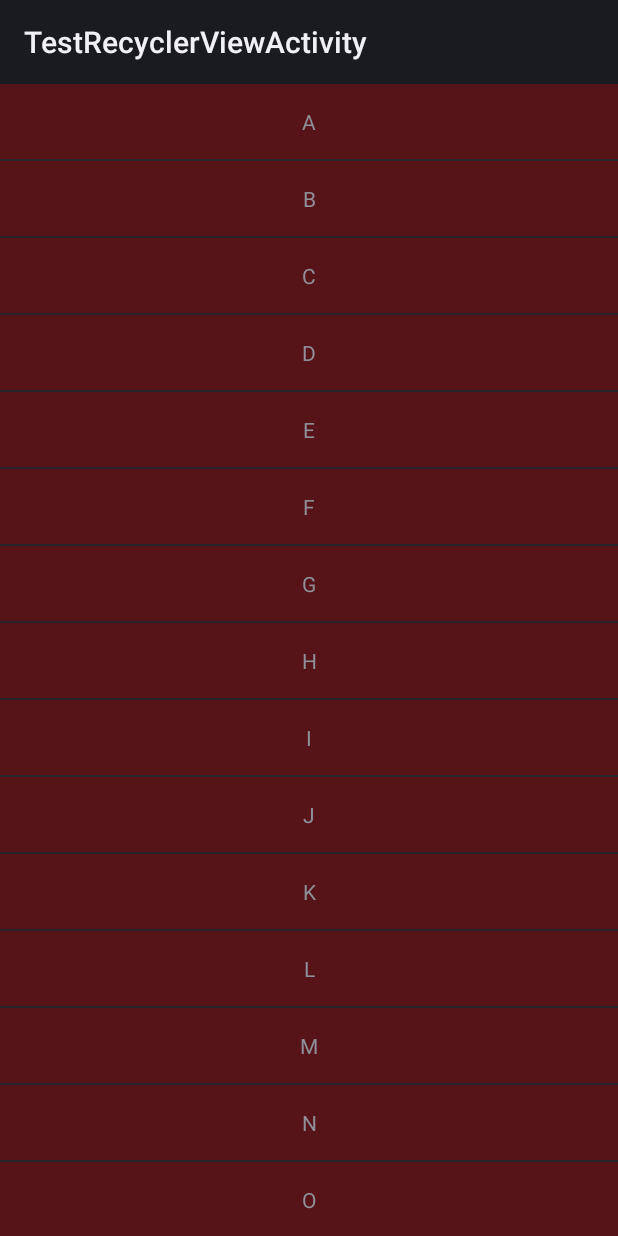
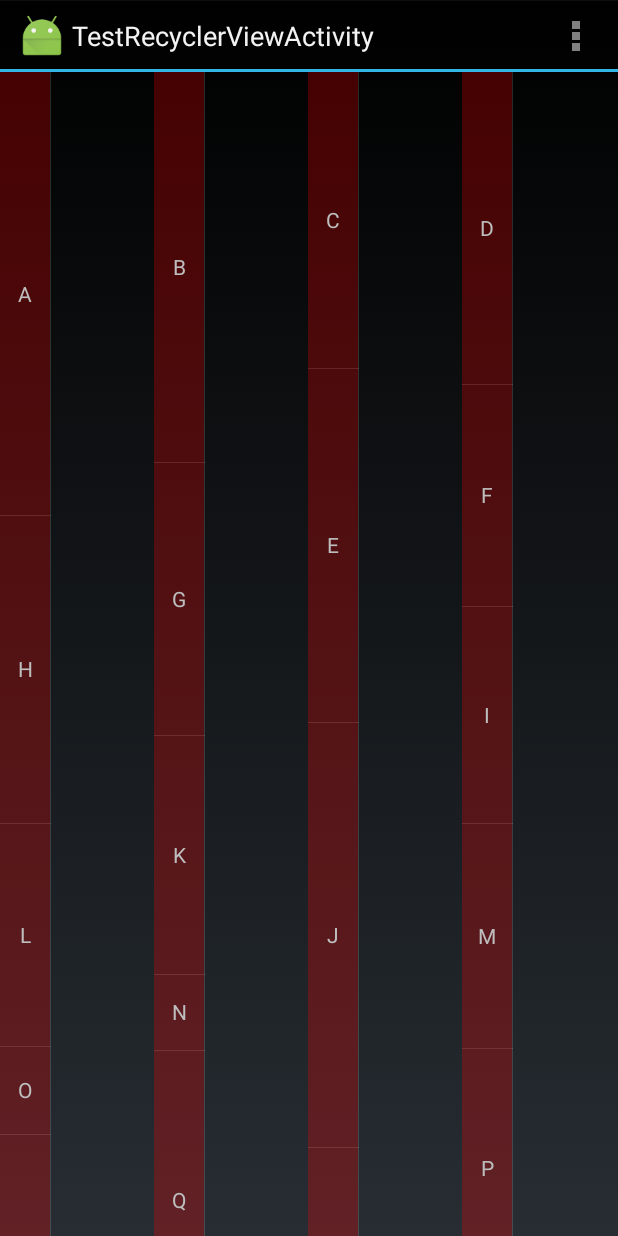
Before and after one commit to java007hf/TestList, an Android app: the screen it shows after launch (TestRecyclerViewActivity), after a tap on "TestRecyclerViewActivity", on a phone screen of 412 x 824 dp. Run offline under Robolectric (Android 15) with nearby library versions, the phone set to English and light mode, and no system bars.

Commit message:
add actionbar event and recyclerview

```diff
--- a/app/src/main/AndroidManifest.xml
+++ b/app/src/main/AndroidManifest.xml
@@ -9,7 +9,8 @@
         android:icon="@mipmap/ic_launcher"
         android:label="@string/app_name"
         android:roundIcon="@mipmap/ic_launcher_round"
-        android:supportsRtl="true">
+        android:supportsRtl="true"
+        android:theme="@style/BaseTheme">
 
         <meta-data
             android:name="xposedmodule"
@@ -37,7 +38,8 @@
         </activity>
 
         <activity android:name=".TestRxJavaActivity"
-            android:label="TestRxJavaActivity">
+            android:label="TestRxJavaActivity"
+            >
             <intent-filter>
                 <action android:name="ju.xposed.com.jumodle.TEST" />
             </intent-filter>
--- /dev/null
+++ b/app/src/main/java/ju/xposed/com/jumodle/DividerGridItemDecoration.java
@@ -0,0 +1,181 @@
+package ju.xposed.com.jumodle;
+
+import android.content.Context;
+import android.content.res.TypedArray;
+import android.graphics.Canvas;
+import android.graphics.Rect;
+import android.graphics.drawable.Drawable;
+import android.support.v7.widget.GridLayoutManager;
+import android.support.v7.widget.RecyclerView;
+import android.support.v7.widget.StaggeredGridLayoutManager;
+import android.util.Log;
+import android.view.View;
+
+/**
+ * Created by benylwang on 2017/12/14.
+ */
+
+public class DividerGridItemDecoration extends RecyclerView.ItemDecoration
+{
+
+    private static final String TAG = "DividerGridItemDecoration";
+    private static final int[] ATTRS = new int[] { android.R.attr.listDivider };
+    private Drawable mDivider;
+
+    public DividerGridItemDecoration(Context context)
+    {
+        final TypedArray a = context.obtainStyledAttributes(ATTRS);
+        mDivider = a.getDrawable(0);
+        a.recycle();
+    }
+
+    @Override
+    public void onDraw(Canvas c, RecyclerView parent, RecyclerView.State state)
+    {
+
+        drawHorizontal(c, parent);
+        drawVertical(c, parent);
+
+    }
+
+    private int getSpanCount(RecyclerView parent)
+    {
+        // 列数
+        int spanCount = -1;
+        RecyclerView.LayoutManager layoutManager = parent.getLayoutManager();
+        if (layoutManager instanceof GridLayoutManager)
+        {
+
+            spanCount = ((GridLayoutManager) layoutManager).getSpanCount();
+        } else if (layoutManager instanceof StaggeredGridLayoutManager)
+        {
+            spanCount = ((StaggeredGridLayoutManager) layoutManager)
+                    .getSpanCount();
+        }
+        return spanCount;
+    }
+
+    public void drawHorizontal(Canvas c, RecyclerView parent)
+    {
+        int childCount = parent.getChildCount();
+        for (int i = 0; i < childCount; i++)
+        {
+            final View child = parent.getChildAt(i);
+            final RecyclerView.LayoutParams params = (RecyclerView.LayoutParams) child
+                    .getLayoutParams();
+            final int left = child.getLeft() - params.leftMargin;
+            final int right = child.getRight() + params.rightMargin
+                    + mDivider.getIntrinsicWidth();
+            final int top = child.getBottom() + params.bottomMargin;
+            final int bottom = top + mDivider.getIntrinsicHeight();
+            mDivider.setBounds(left, top, right, bottom);
+            mDivider.draw(c);
+        }
+    }
+
+    public void drawVertical(Canvas c, RecyclerView parent)
+    {
+        final int childCount = parent.getChildCount();
+        for (int i = 0; i < childCount; i++)
+        {
+            final View child = parent.getChildAt(i);
+
+            int w = child.getWidth();
+            int h = child.getHeight();
+
+            Log.d(TAG, "drawVertical w = " + w + " , h = " + h);
+
+            final RecyclerView.LayoutParams params = (RecyclerView.LayoutParams) child
+                    .getLayoutParams();
+            final int top = child.getTop() - params.topMargin;
+            final int bottom = child.getBottom() + params.bottomMargin;
+            final int left = child.getRight() + params.rightMargin;
+            final int right = left + mDivider.getIntrinsicWidth();
+
+            mDivider.setBounds(left, top, right, bottom);
+            mDivider.draw(c);
+        }
+    }
+
+    private boolean isLastColum(RecyclerView parent, int pos, int spanCount,
+                                int childCount)
+    {
+        RecyclerView.LayoutManager layoutManager = parent.getLayoutManager();
+        if (layoutManager instanceof GridLayoutManager)
+        {
+            if ((pos + 1) % spanCount == 0)// 如果是最后一列，则不需要绘制右边
+            {
+                return true;
+            }
+        } else if (layoutManager instanceof StaggeredGridLayoutManager)
+        {
+            int orientation = ((StaggeredGridLayoutManager) layoutManager)
+                    .getOrientation();
+            if (orientation == StaggeredGridLayoutManager.VERTICAL)
+            {
+                if ((pos + 1) % spanCount == 0)// 如果是最后一列，则不需要绘制右边
+                {
+                    return true;
+                }
+            } else
+            {
+                childCount = childCount - childCount % spanCount;
+                if (pos >= childCount)// 如果是最后一列，则不需要绘制右边
+                    return true;
+            }
+        }
+        return false;
+    }
+
+    private boolean isLastRaw(RecyclerView parent, int pos, int spanCount,
+                              int childCount)
+    {
+        RecyclerView.LayoutManager layoutManager = parent.getLayoutManager();
+        if (layoutManager instanceof GridLayoutManager)
+        {
+            childCount = childCount - childCount % spanCount;
+            if (pos >= childCount)// 如果是最后一行，则不需要绘制底部
+                return true;
+        } else if (layoutManager instanceof StaggeredGridLayoutManager)
+        {
+            int orientation = ((StaggeredGridLayoutManager) layoutManager)
+                    .getOrientation();
+            // StaggeredGridLayoutManager 且纵向滚动
+            if (orientation == StaggeredGridLayoutManager.VERTICAL)
+            {
+                childCount = childCount - childCount % spanCount;
+                // 如果是最后一行，则不需要绘制底部
+                if (pos >= childCount)
+                    return true;
+            } else
+            // StaggeredGridLayoutManager 且横向滚动
+            {
+                // 如果是最后一行，则不需要绘制底部
+                if ((pos + 1) % spanCount == 0)
+                {
+                    return true;
+                }
+            }
+        }
+        return false;
+    }
+
+    @Override
+    public void getItemOffsets(Rect outRect, int itemPosition,
+                               RecyclerView parent)
+    {
+//        int spanCount = getSpanCount(parent);
+//        int childCount = parent.getAdapter().getItemCount();
+//        if (isLastRaw(parent, itemPosition, spanCount, childCount))// 如果是最后一行，则不需要绘制底部
+//        {
+//            outRect.set(0, 0, mDivider.getIntrinsicWidth(), 0);
+//        } else if (isLastColum(parent, itemPosition, spanCount, childCount))// 如果是最后一列，则不需要绘制右边
+//        {
+//            outRect.set(0, 0, 0, mDivider.getIntrinsicHeight());
+//        } else
+//        {
+//            outRect.set(0, 0, mDivider.getIntrinsicWidth(),
+//                    mDivider.getIntrinsicHeight());
+//        }
+    }
+}
--- a/app/src/main/java/ju/xposed/com/jumodle/DividerItemDecoration.java
+++ b/app/src/main/java/ju/xposed/com/jumodle/DividerItemDecoration.java
@@ -3,6 +3,7 @@ package ju.xposed.com.jumodle;
 import android.content.Context;
 import android.content.res.TypedArray;
 import android.graphics.Canvas;
+import android.graphics.Paint;
 import android.graphics.Rect;
 import android.graphics.drawable.Drawable;
 import android.support.v7.widget.LinearLayoutManager;
@@ -29,9 +30,9 @@ public class DividerItemDecoration extends RecyclerView.ItemDecoration {
     private int mOrientation;
 
     public DividerItemDecoration(Context context, int orientation) {
-        final TypedArray a = context.obtainStyledAttributes(ATTRS);
-        mDivider = a.getDrawable(0);
-        a.recycle();
+//        final TypedArray a = context.obtainStyledAttributes(ATTRS);
+        mDivider = context.getResources().getDrawable(R.drawable.divider_bg);
+//        a.recycle();
         setOrientation(orientation);
     }
 
@@ -54,6 +55,12 @@ public class DividerItemDecoration extends RecyclerView.ItemDecoration {
 
     }
 
+    @Override
+    public void onDrawOver(Canvas c, RecyclerView parent, RecyclerView.State state) {
+        super.onDrawOver(c, parent, state);
+
+        c.drawRect(new Rect(200, 200, 400, 400), new Paint());
+    }
 
     public void drawVertical(Canvas c, RecyclerView parent) {
         final int left = parent.getPaddingLeft();
@@ -62,7 +69,6 @@ public class DividerItemDecoration extends RecyclerView.ItemDecoration {
         final int childCount = parent.getChildCount();
         for (int i = 0; i < childCount; i++) {
             final View child = parent.getChildAt(i);
-            android.support.v7.widget.RecyclerView v = new android.support.v7.widget.RecyclerView(parent.getContext());
             final RecyclerView.LayoutParams params = (RecyclerView.LayoutParams) child
                     .getLayoutParams();
             final int top = child.getBottom() + params.bottomMargin;
--- a/app/src/main/java/ju/xposed/com/jumodle/TestRecyclerViewActivity.java
+++ b/app/src/main/java/ju/xposed/com/jumodle/TestRecyclerViewActivity.java
@@ -3,47 +3,116 @@ package ju.xposed.com.jumodle;
 import android.app.Activity;
 import android.os.Bundle;
 import android.support.annotation.Nullable;
+import android.support.v4.app.ActivityCompat;
+import android.support.v7.app.AppCompatActivity;
+import android.support.v7.widget.DefaultItemAnimator;
+import android.support.v7.widget.GridLayoutManager;
 import android.support.v7.widget.LinearLayoutManager;
 import android.support.v7.widget.RecyclerView;
+import android.support.v7.widget.StaggeredGridLayoutManager;
+import android.util.Log;
 import android.view.LayoutInflater;
+import android.view.Menu;
+import android.view.MenuInflater;
+import android.view.MenuItem;
 import android.view.View;
 import android.view.ViewGroup;
+import android.widget.FrameLayout;
 import android.widget.TextView;
+import android.widget.Toast;
 
 import java.util.ArrayList;
 import java.util.List;
+import java.util.Random;
 
 /**
  * Created by benylwang on 2017/12/13.
  */
 
 public class TestRecyclerViewActivity extends Activity {
+    private static final String TAG = "TestRecyclerViewActivity";
     private RecyclerView mRecyclerView;
-    private List<String> mDatas;
+    private List<DataInfo> mDatas;
     private HomeAdapter mAdapter;
+    private Random random = new Random(12313123l);
+
+    class DataInfo {
+        String text;
+        int height;
+    }
 
     @Override
     protected void onCreate(@Nullable Bundle savedInstanceState) {
         super.onCreate(savedInstanceState);
         setContentView(R.layout.activity_recycler);
 
+        getActionBar().setIcon(ju.xposed.com.jumodle.R.drawable.ic_launcher);
+
         initData();
         mRecyclerView = (RecyclerView) findViewById(R.id.recyclerView);
-        mRecyclerView.addItemDecoration(new DividerItemDecoration(this,
-                DividerItemDecoration.VERTICAL_LIST));
-        mRecyclerView.setLayoutManager(new LinearLayoutManager(this));
+//        mRecyclerView.addItemDecoration(new DividerItemDecoration(this,
+//                DividerItemDecoration.VERTICAL_LIST));
+//        mRecyclerView.setLayoutManager(new LinearLayoutManager(this));
+
+        mRecyclerView.addItemDecoration(new DividerGridItemDecoration(this));
+//        mRecyclerView.setLayoutManager(new GridLayoutManager(this, 5));
+
+        mRecyclerView.setLayoutManager(new StaggeredGridLayoutManager(4,        StaggeredGridLayoutManager.VERTICAL));
+        mRecyclerView.setItemAnimator(new DefaultItemAnimator());
         mRecyclerView.setAdapter(mAdapter = new HomeAdapter());
 
     }
 
+    @Override
+    public boolean onCreateOptionsMenu(Menu menu) {
+        MenuInflater inflater = getMenuInflater();
+        inflater.inflate(R.menu.action_menu, menu);
+        return true;
+    }
+
+    @Override
+    public boolean onOptionsItemSelected(MenuItem item) {
+        switch (item.getItemId()) {
+            // action with ID action_refresh was selected
+            case R.id.action_refresh:
+                Toast.makeText(this, "remove item", Toast.LENGTH_SHORT)
+                        .show();
+
+                mDatas.remove(0);
+
+                mAdapter.notifyItemRemoved(0);
+//                mAdapter.notifyDataSetChanged();
+                break;
+            // action with ID action_settings was selected
+            case R.id.action_settings:
+                Toast.makeText(this, "add item", Toast.LENGTH_SHORT)
+                        .show();
+                DataInfo dataInfo = new DataInfo();
+
+                dataInfo.height = 50+ random.nextInt(400);
+                dataInfo.text = "" + dataInfo.height;
+                mDatas.add(dataInfo);
+
+                mAdapter.notifyDataSetChanged();
+                break;
+            default:
+                break;
+        }
+        return true;
+    }
+
     protected void initData() {
-        mDatas = new ArrayList<String>();
+        mDatas = new ArrayList<DataInfo>();
         for (int i = 'A'; i < 'z'; i++) {
-            mDatas.add("" + (char) i);
+            DataInfo d = new DataInfo();
+            d.text = "" + (char) i;
+            d.height = 50+ random.nextInt(400);
+            mDatas.add(d);
         }
     }
 
     class HomeAdapter extends RecyclerView.Adapter<HomeAdapter.MyViewHolder> {
+
 
         @Override
         public MyViewHolder onCreateViewHolder(ViewGroup parent, int viewType) {
@@ -55,7 +124,11 @@ public class TestRecyclerViewActivity extends Activity {
 
         @Override
         public void onBindViewHolder(MyViewHolder holder, int position) {
-            holder.tv.setText(mDatas.get(position));
+            holder.tv.setText(mDatas.get(position).text);
+
+            FrameLayout.LayoutParams layoutParams = new FrameLayout.LayoutParams(50, mDatas.get(position).height);
+            holder.tv.setLayoutParams(layoutParams);
+
         }
 
         @Override
--- /dev/null
+++ b/app/src/main/res/drawable/divider_bg.xml
@@ -0,0 +1,12 @@
+<?xml version="1.0" encoding="utf-8"?>
+<shape xmlns:android="http://schemas.android.com/apk/res/android"
+    android:shape="rectangle" >
+
+    <gradient
+        android:centerColor="#ff00ff00"
+        android:startColor="#ffff0000"
+        android:endColor="#ff0000ff"
+        android:type="linear" />
+    <size android:height="4dp"/>
+
+</shape>
--- a/app/src/main/res/layout/activity_recycler.xml
+++ b/app/src/main/res/layout/activity_recycler.xml
@@ -8,6 +8,7 @@
     <android.support.v7.widget.RecyclerView
         android:id="@+id/recyclerView"
         android:layout_width="match_parent"
-        android:layout_height="match_parent" />
+        android:layout_height="match_parent"
+        android:theme="@style/recycler"/>
 
 </LinearLayout>
--- a/app/src/main/res/layout/item_home.xml
+++ b/app/src/main/res/layout/item_home.xml
@@ -1,12 +1,12 @@
 <?xml version="1.0" encoding="utf-8"?>
 <FrameLayout xmlns:android="http://schemas.android.com/apk/res/android"
-    android:layout_width="match_parent"
+    android:layout_width="wrap_content"
     android:background="#44ff0000"
     android:layout_height="wrap_content" >
 
     <TextView
         android:id="@+id/id_num"
-        android:layout_width="match_parent"
+        android:layout_width="50dp"
         android:layout_height="50dp"
         android:gravity="center"
         android:text="1" />
--- /dev/null
+++ b/app/src/main/res/menu/action_menu.xml
@@ -0,0 +1,11 @@
+<menu xmlns:android="http://schemas.android.com/apk/res/android" >
+    <item
+        android:id="@+id/action_refresh"
+        android:orderInCategory="100"
+        android:icon="@drawable/ic_launcher"
+        android:title="Refresh"/>
+    <item
+        android:id="@+id/action_settings"
+        android:title="Settings">
+    </item>
+</menu>
--- a/app/src/main/res/values/styles.xml
+++ b/app/src/main/res/values/styles.xml
@@ -1,4 +1,13 @@
-<resources>
+<?xml version="1.0" encoding="utf-8"?>
+<resources xmlns:android="http://schemas.android.com/apk/res/android"
+    xmlns:store="http://schemas.android.com/apk/res/ju.xposed.com.jumodle">
 
+    <style name="recycler">
+        <item name="android:listDivider">@drawable/divider_bg</item>
+    </style>
 
+    <style name="BaseTheme" parent="@android:style/Theme.Holo">
+        <item name="windowActionBar">true</item>
+
+    </style>
 </resources>
```
Also changed, not shown: app/src/main/res/drawable-xhdpi/ic_launcher.png (renamed from app/src/main/res/mipmap-xhdpi/ic_launcher.png), app/src/main/res/drawable-xhdpi/ic_launcher_round.png (renamed from app/src/main/res/mipmap-xhdpi/ic_launcher_round.png), app/src/main/res/drawable-xxxhdpi/ic_launcher.png (renamed from app/src/main/res/mipmap-xxxhdpi/ic_launcher.png), app/src/main/res/drawable-xxxhdpi/ic_launcher_round.png (renamed from app/src/main/res/mipmap-xxxhdpi/ic_launcher_round.png).
